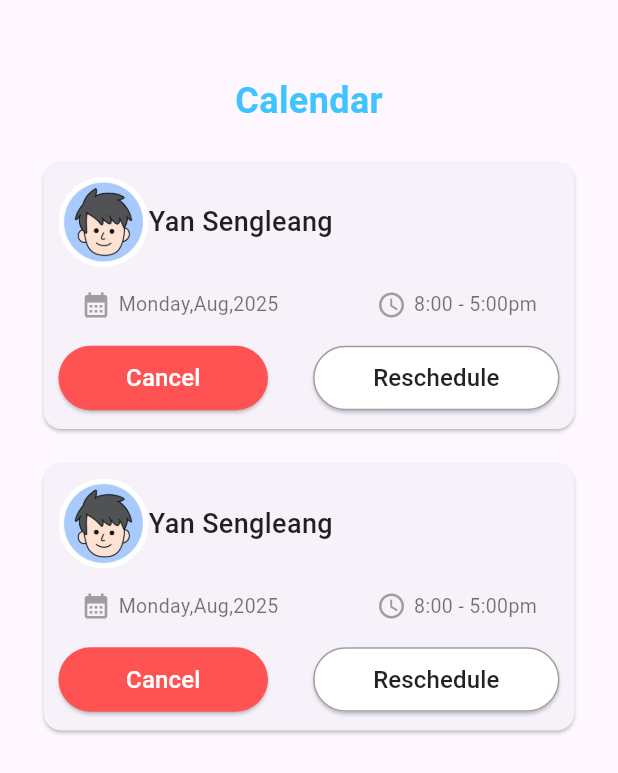
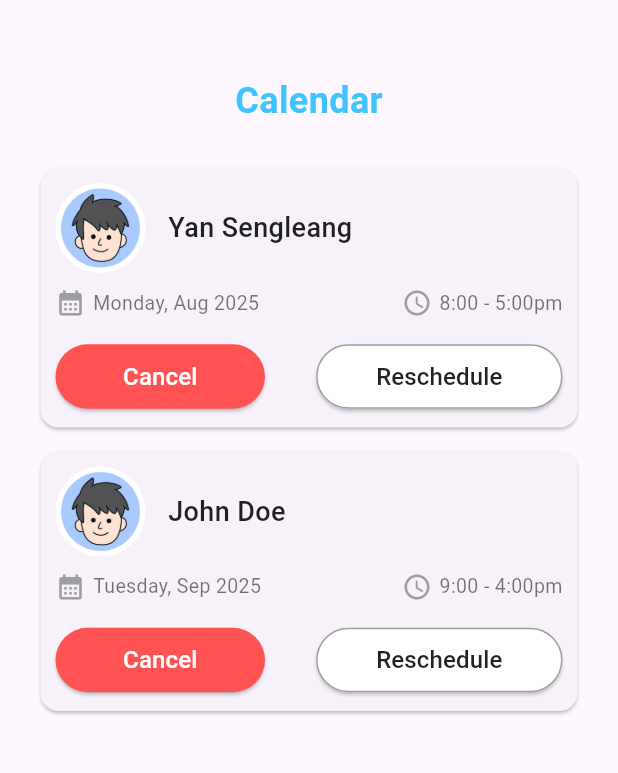
Before and after one commit to Sengleang99/child-health, a Flutter app: the ScheduleScreen widget shown alone on an empty page, opened directly, on a phone screen of 412 x 824 dp. Shown: the top 773 px of the screen. Run offline on Flutter 3.47's test engine with Material 3 defaults, Android fonts, the phone set to English and light mode, and no system bars; our stand-ins replace firebase_core; missing offline and left inert: swipeable_page_route; accounts and stored records are empty.

Commit message:
motify intelize screen other

```diff
--- /dev/null
+++ b/lib/models/schedule.dart
@@ -0,0 +1,13 @@
+class ScheduleModel {
+  final String name;
+  final String avatar;
+  final String date;
+  final String time;
+
+  ScheduleModel({
+    required this.name,
+    required this.avatar,
+    required this.date,
+    required this.time,
+  });
+}
--- a/lib/screens/child_detail.dart
+++ b/lib/screens/child_detail.dart
@@ -21,10 +21,10 @@ class Child_Detail  extends StatelessWidget {
     return Scaffold(
       appBar: AppBar(
         title: const Text(
-          "Details",
+          "Child Information",
           style: TextStyle(
             fontSize: 18,
-            fontWeight: FontWeight.w400,
+            fontWeight: FontWeight.w500,
             color: Colors.white,
           ),
         ),
--- a/lib/screens/form_register_child.dart
+++ b/lib/screens/form_register_child.dart
@@ -132,7 +132,7 @@ class _FormInputState extends State<FormInputScreen> {
         title: const Text(
           "Form Register",
           style: TextStyle(
-            fontWeight: FontWeight.w400,
+            fontWeight: FontWeight.w500,
             fontSize: 18,
             color: Colors.white,  // Set text color to white for visibility on blue
           ),
--- a/lib/screens/schedule.dart
+++ b/lib/screens/schedule.dart
@@ -1,3 +1,4 @@
+import 'package:child_hearth/models/schedule.dart';
 import 'package:child_hearth/widgets/schedule/card_schedule_widget.dart';
 import 'package:flutter/material.dart';
 
@@ -6,23 +7,50 @@ class ScheduleScreen extends StatelessWidget {
 
   @override
   Widget build(BuildContext context) {
-    return const Padding(
-      padding: EdgeInsets.only(top: 50, right: 25, left: 25),
+    // Define a sample schedule list
+    final List<ScheduleModel> schedules = [
+      ScheduleModel(
+        name: "Yan Sengleang",
+        avatar: "assets/icons/avatar-man-icon-cartoon-male-pro.png",
+        date: "Monday, Aug 2025",
+        time: "8:00 - 5:00pm",
+      ),
+      ScheduleModel(
+        name: "John Doe",
+        avatar: "assets/icons/avatar-man-icon-cartoon-male-pro.png",
+        date: "Tuesday, Sep 2025",
+        time: "9:00 - 4:00pm",
+      ),
+    ];
+
+    return Padding(
+      padding: const EdgeInsets.only(top: 50, right: 15, left: 15),
       child: SingleChildScrollView(
         child: Column(
           children: [
-            Text(
-                "Calendar", style: TextStyle(
-              fontWeight: FontWeight.bold,
-              fontSize: 24,
-              color: Colors.lightBlueAccent),
+            const Text(
+              "Calendar",
+              style: TextStyle(
+                fontWeight: FontWeight.bold,
+                fontSize: 24,
+                color: Colors.lightBlueAccent,
+              ),
             ),
-            SizedBox(height: 20,),
-            // child 1
-            CardScheduleWidget(),
-            SizedBox(height: 15,),
-            CardScheduleWidget(),
-            // child 2
+            const SizedBox(height: 20),
+            // Loop through the schedules and create a CardScheduleWidget for each
+            Column(
+              children: schedules.map((schedule) {
+                return CardScheduleWidget(
+                  schedule: schedule,
+                  onCancel: () {
+                    print("Canceled: ${schedule.name}");
+                  },
+                  onReschedule: () {
+                    print("Rescheduled: ${schedule.name}");
+                  },
+                );
+              }).toList(),
+            ),
           ],
         ),
       ),
--- a/lib/screens/type_of_vaccine.dart
+++ b/lib/screens/type_of_vaccine.dart
@@ -77,6 +77,7 @@ class TypeOfVaccine extends StatelessWidget {
               title,
               style: const TextStyle(
                 fontSize: 16,
+                fontWeight: FontWeight.w400,
                 color: Colors.black87,
               ),
             ),
--- a/lib/widgets/homescreen/button_calendar_widget.dart
+++ b/lib/widgets/homescreen/button_calendar_widget.dart
@@ -1,4 +1,6 @@
+import 'package:child_hearth/screens/calendar.dart';
 import 'package:flutter/material.dart';
+import 'package:swipeable_page_route/swipeable_page_route.dart';
 
 class button_calendar_widget extends StatelessWidget {
   const button_calendar_widget({
@@ -9,7 +11,9 @@ class button_calendar_widget extends StatelessWidget {
   Widget build(BuildContext context) {
     return ElevatedButton(
       onPressed: () {
-        print('object');
+        Navigator.of(context).push(SwipeablePageRoute(
+          builder: (BuildContext context) => const CalendarScreen(),
+        ));
       },
       style: ElevatedButton.styleFrom(
         backgroundColor: Colors.white, // White background
--- a/lib/widgets/homescreen/button_child_healthcard_widget.dart
+++ b/lib/widgets/homescreen/button_child_healthcard_widget.dart
@@ -1,4 +1,6 @@
+import 'package:child_hearth/screens/child_card_health.dart';
 import 'package:flutter/material.dart';
+import 'package:swipeable_page_route/swipeable_page_route.dart';
 
 class child_healthcard_widget extends StatelessWidget {
   const child_healthcard_widget({
@@ -9,7 +11,9 @@ class child_healthcard_widget extends StatelessWidget {
   Widget build(BuildContext context) {
     return ElevatedButton(
       onPressed: () {
-        print('object');
+        Navigator.of(context).push(SwipeablePageRoute(
+          builder: (BuildContext context) => const ChildCardHealth(),
+        ));
       },
       style: ElevatedButton.styleFrom(
         backgroundColor: Colors.white, // White background
--- a/lib/widgets/profile/card_profile_widget.dart
+++ b/lib/widgets/profile/card_profile_widget.dart
@@ -38,7 +38,7 @@ class card_profile_widget extends StatelessWidget {
   @override
   Widget build(BuildContext context) {
     return Card(
-      margin: const EdgeInsets.symmetric(vertical: 8, horizontal: 16),
+      margin: const EdgeInsets.symmetric(vertical: 8, horizontal: 25),
       elevation: 1,
       shape: RoundedRectangleBorder(
         borderRadius: BorderRadius.circular(12),
@@ -52,11 +52,13 @@ class card_profile_widget extends StatelessWidget {
                 title: "Setting",
                 onPressed: (){}
             ),
+            const Divider(height: 20, thickness: 1, color: Colors.grey),
             _buildProfileOption(
                 icon: Icons.child_care,
                 title: "Children",
                 onPressed: (){}
             ),
+            const Divider(height: 20, thickness: 1, color: Colors.black26),
             _buildProfileOption(
                 icon: Icons.logout,
                 title: "Log out",
--- a/lib/widgets/schedule/card_schedule_widget.dart
+++ b/lib/widgets/schedule/card_schedule_widget.dart
@@ -1,92 +1,88 @@
+import 'package:child_hearth/models/schedule.dart';
 import 'package:flutter/material.dart';
 
 class CardScheduleWidget extends StatelessWidget {
+  final ScheduleModel schedule;
+  final VoidCallback onCancel;
+  final VoidCallback onReschedule;
+
   const CardScheduleWidget({
     super.key,
+    required this.schedule,
+    required this.onCancel,
+    required this.onReschedule,
   });
 
   @override
   Widget build(BuildContext context) {
     return Card(
+      margin: const EdgeInsets.symmetric(vertical: 8, horizontal: 12),
       child: Padding(
         padding: const EdgeInsets.all(10.0),
         child: Column(
+          crossAxisAlignment: CrossAxisAlignment.start,
           children: [
             Row(
               children: [
                 ClipRRect(
                   borderRadius: BorderRadius.circular(50),
                   child: Image.asset(
-                    "assets/icons/avatar-man-icon-cartoon-male-pro.png",
+                    schedule.avatar,
                     height: 60,
                     width: 60,
                     fit: BoxFit.cover,
-
                   ),
                 ),
-                const SizedBox(height: 20,),
-                const Text("Yan Sengleang", style: TextStyle(
-                    color: Colors.black87,
-                    fontSize: 18,
-                    fontWeight: FontWeight.w500),
-                )
+                const SizedBox(width: 15),
+                Text(
+                  schedule.name,
+                  style: const TextStyle(
+                      color: Colors.black87,
+                      fontSize: 18,
+                      fontWeight: FontWeight.w500),
+                ),
               ],
             ),
-            const Padding(
-              padding: EdgeInsets.all(15.0),
-              child: Row(
-                children: [
-                  Icon(Icons.calendar_month,size: 20,color: Colors.grey,),
-                  SizedBox(width: 5,),
-                  Text("Monday,Aug,2025",style: TextStyle(
-                      fontSize: 13,
-                      color: Colors.black54,
-                      fontWeight: FontWeight.w400
-                  ),),
-                  Spacer(),
-                  Icon(Icons.watch_later_outlined,size: 20,color: Colors.grey,),
-                  SizedBox(width: 5,),
-                  Text("8:00 - 5:00pm",style: TextStyle(
-                      fontSize: 13,
-                      color: Colors.black54,
-                      fontWeight: FontWeight.w400
-                  ),),
-                ],
-              ),
+            const SizedBox(height: 10),
+            Row(
+              children: [
+                const Icon(Icons.calendar_month, size: 20, color: Colors.grey),
+                const SizedBox(width: 5),
+                Text(
+                  schedule.date,
+                  style: const TextStyle(fontSize: 13, color: Colors.black54, fontWeight: FontWeight.w400),
+                ),
+                const Spacer(),
+                const Icon(Icons.watch_later_outlined, size: 20, color: Colors.grey),
+                const SizedBox(width: 5),
+                Text(
+                  schedule.time,
+                  style: const TextStyle(fontSize: 13, color: Colors.black54, fontWeight: FontWeight.w400),
+                ),
+              ],
             ),
+            const SizedBox(height: 15),
             Row(
               children: [
                 ElevatedButton(
-                  onPressed: (){},
+                  onPressed: onCancel,
                   style: ElevatedButton.styleFrom(
                     backgroundColor: Colors.redAccent,
-                    padding: const EdgeInsets.symmetric(
-                        vertical: 10,
-                        horizontal: 45
-                    ),
+                    padding: const EdgeInsets.symmetric(vertical: 10, horizontal: 45),
                   ),
-                  child: const Text(
-                    "Cancel", style: TextStyle(fontSize: 16, color: Colors.white),),
+                  child: const Text("Cancel", style: TextStyle(fontSize: 16, color: Colors.white)),
                 ),
                 const Spacer(),
                 ElevatedButton(
-                  onPressed: (){},
+                  onPressed: onReschedule,
                   style: ElevatedButton.styleFrom(
                     backgroundColor: Colors.white,
-                    padding: const EdgeInsets.symmetric(
-                        vertical: 10,
-                        horizontal: 40
-                    ),
-                    side: const BorderSide(
-                      color: Colors.grey, // Blue border
-                      width: 1, // Border width
-                    ),
+                    padding: const EdgeInsets.symmetric(vertical: 10, horizontal: 40),
+                    side: const BorderSide(color: Colors.grey, width: 1),
                   ),
-                  child: const Text(
-                    "Reschedule", style: TextStyle(fontSize: 16,color: Colors.black87),),
+                  child: const Text("Reschedule", style: TextStyle(fontSize: 16, color: Colors.black87)),
                 ),
               ],
-
             )
           ],
         ),
```
Also changed, not shown: lib/screens/calendar.dart (added, +101 -0 lines), lib/screens/child_card_health.dart (added, +38 -0 lines), lib/widgets/calendar/calendar_table_widget.dart (added, +62 -0 lines), lib/widgets/calendar/calendar_widget.dart (added, +8 -0 lines), lib/widgets/homescreen/infor_child_widget.dart (line endings or trailing spaces).
